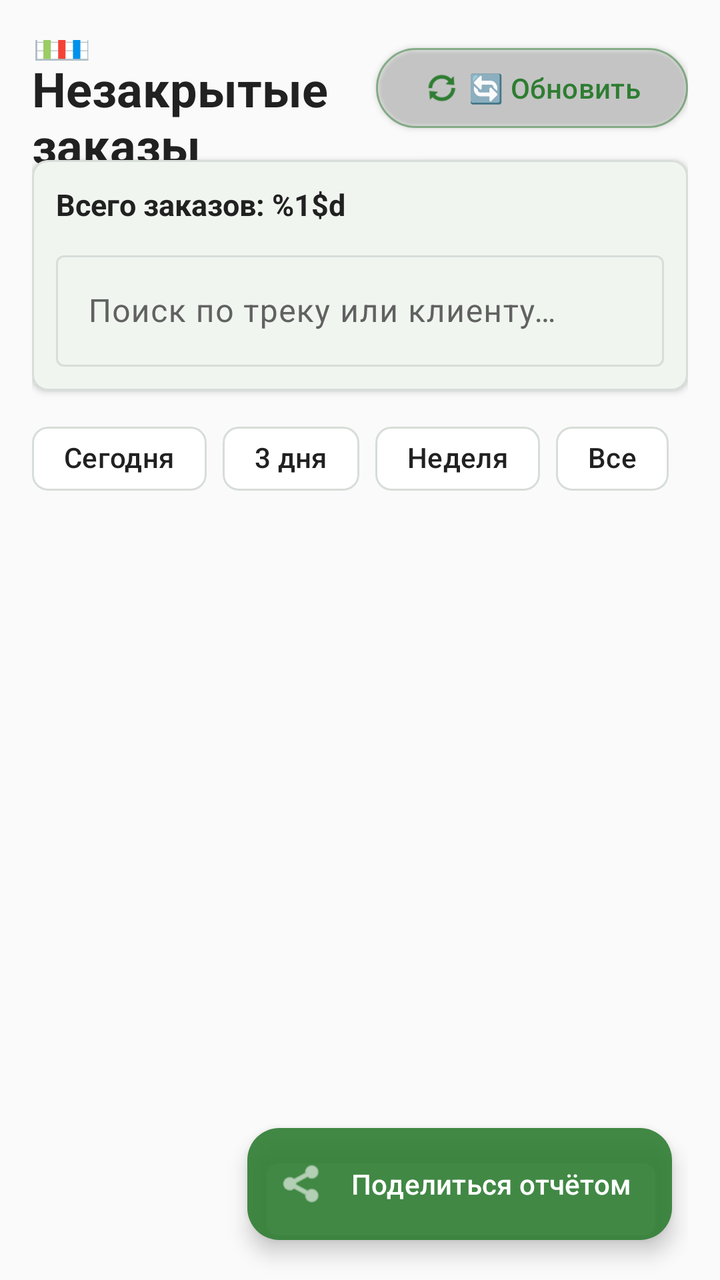
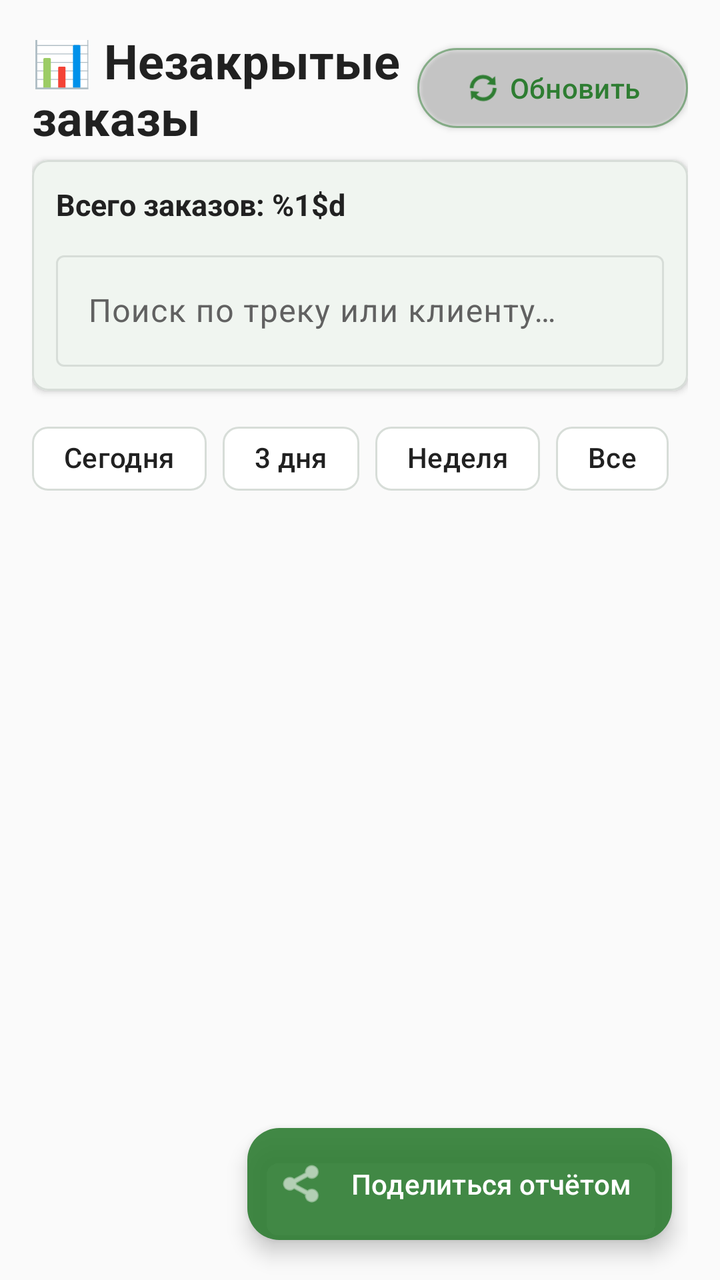

Screens rendered from an Android XML layout before and after an edit, with the pre-edit source and the edit as a unified diff.
<!-- AndroidManifest.xml: application theme Theme.FastScan -->
<!-- res/layout/fragment_unpacked_orders.xml -->
<?xml version="1.0" encoding="utf-8"?>
<androidx.constraintlayout.widget.ConstraintLayout xmlns:android="http://schemas.android.com/apk/res/android"
    xmlns:app="http://schemas.android.com/apk/res-auto"
    android:layout_width="match_parent"
    android:layout_height="match_parent"
    android:background="@color/app_background"
    android:paddingStart="16dp"
    android:paddingTop="20dp"
    android:paddingEnd="16dp">

    <TextView
        android:id="@+id/tvTitle"
        android:layout_width="0dp"
        android:layout_height="wrap_content"
        android:text="@string/unpacked_orders_title"
        android:textColor="@color/app_text_primary"
        android:textSize="24sp"
        android:textStyle="bold"
        app:layout_constraintBottom_toBottomOf="@id/btnRefresh"
        app:layout_constraintEnd_toStartOf="@id/btnRefresh"
        app:layout_constraintStart_toStartOf="parent"
        app:layout_constraintTop_toTopOf="@id/btnRefresh" />

    <com.google.android.material.button.MaterialButton
        android:id="@+id/btnRefresh"
        style="@style/Widget.Material3.Button.OutlinedButton"
        android:layout_width="wrap_content"
        android:layout_height="wrap_content"
        android:elevation="2dp"
        android:text="@string/refresh"
        android:textAllCaps="false"
        app:icon="@android:drawable/ic_popup_sync"
        app:iconGravity="textStart"
        app:iconTint="@color/app_primary"
        app:layout_constraintEnd_toEndOf="parent"
        app:layout_constraintTop_toTopOf="parent"
        app:strokeColor="@color/action_button_outline" />

    <com.google.android.material.card.MaterialCardView
        android:id="@+id/cardSearch"
        android:layout_width="0dp"
        android:layout_height="wrap_content"
        android:layout_marginTop="12dp"
        app:cardBackgroundColor="@color/app_surface"
        app:cardCornerRadius="8dp"
        app:cardElevation="2dp"
        app:layout_constraintEnd_toEndOf="parent"
        app:layout_constraintStart_toStartOf="parent"
        app:layout_constraintTop_toBottomOf="@id/btnRefresh"
        app:strokeColor="@color/card_stroke"
        app:strokeWidth="1dp">

        <LinearLayout
            android:layout_width="match_parent"
            android:layout_height="wrap_content"
            android:orientation="vertical"
            android:padding="12dp">

            <TextView
                android:id="@+id/tvCount"
                android:layout_width="match_parent"
                android:layout_height="wrap_content"
                android:text="@string/unpacked_count_default"
                android:textColor="@color/app_text_primary"
                android:textSize="15sp"
                android:textStyle="bold" />

            <com.google.android.material.textfield.TextInputLayout
                style="@style/Widget.Material3.TextInputLayout.OutlinedBox"
                android:layout_width="match_parent"
                android:layout_height="wrap_content"
                android:layout_marginTop="10dp"
                android:hint="@string/search_hint">

                <com.google.android.material.textfield.TextInputEditText
                    android:id="@+id/etSearch"
                    android:layout_width="match_parent"
                    android:layout_height="wrap_content"
                    android:imeOptions="actionSearch"
                    android:inputType="text" />

            </com.google.android.material.textfield.TextInputLayout>

        </LinearLayout>
    </com.google.android.material.card.MaterialCardView>

    <HorizontalScrollView
        android:id="@+id/scrollDateFilters"
        android:layout_width="0dp"
        android:layout_height="wrap_content"
        android:layout_marginTop="10dp"
        android:clipToPadding="false"
        android:overScrollMode="never"
        android:scrollbars="none"
        app:layout_constraintEnd_toEndOf="parent"
        app:layout_constraintStart_toStartOf="parent"
        app:layout_constraintTop_toBottomOf="@id/cardSearch">

        <com.google.android.material.chip.ChipGroup
            android:id="@+id/chipGroupDate"
            android:layout_width="wrap_content"
            android:layout_height="wrap_content"
            app:singleSelection="true">

            <com.google.android.material.chip.Chip
                android:id="@+id/chipToday"
                android:layout_width="wrap_content"
                android:layout_height="wrap_content"
                android:checked="true"
                android:text="@string/today" />

            <com.google.android.material.chip.Chip
                android:id="@+id/chip3Days"
                android:layout_width="wrap_content"
                android:layout_height="wrap_content"
                android:text="@string/last_3_days" />

            <com.google.android.material.chip.Chip
                android:id="@+id/chipWeek"
                android:layout_width="wrap_content"
                android:layout_height="wrap_content"
                android:text="@string/last_week" />

            <com.google.android.material.chip.Chip
                android:id="@+id/chipAll"
                android:layout_width="wrap_content"
                android:layout_height="wrap_content"
                android:text="@string/all_time" />

        </com.google.android.material.chip.ChipGroup>
    </HorizontalScrollView>

    <androidx.recyclerview.widget.RecyclerView
        android:id="@+id/rvUnpacked"
        android:layout_width="0dp"
        android:layout_height="0dp"
        android:layout_marginTop="8dp"
        android:clipToPadding="false"
        android:paddingBottom="96dp"
        app:layout_constraintBottom_toBottomOf="parent"
        app:layout_constraintEnd_toEndOf="parent"
        app:layout_constraintStart_toStartOf="parent"
        app:layout_constraintTop_toBottomOf="@id/scrollDateFilters" />

    <ProgressBar
        android:id="@+id/progressBar"
        android:layout_width="wrap_content"
        android:layout_height="wrap_content"
        android:visibility="gone"
        app:layout_constraintBottom_toBottomOf="parent"
        app:layout_constraintEnd_toEndOf="parent"
        app:layout_constraintStart_toStartOf="parent"
        app:layout_constraintTop_toTopOf="parent" />

    <TextView
        android:id="@+id/tvEmptyState"
        android:layout_width="0dp"
        android:layout_height="wrap_content"
        android:gravity="center"
        android:text="@string/no_unpacked_orders"
        android:textColor="@color/app_text_secondary"
        android:textSize="16sp"
        android:visibility="gone"
        app:layout_constraintBottom_toBottomOf="parent"
        app:layout_constraintEnd_toEndOf="parent"
        app:layout_constraintStart_toStartOf="parent"
        app:layout_constraintTop_toBottomOf="@id/scrollDateFilters" />

    <com.google.android.material.floatingactionbutton.ExtendedFloatingActionButton
        android:id="@+id/btnShareReport"
        android:layout_width="wrap_content"
        android:layout_height="wrap_content"
        android:layout_marginEnd="8dp"
        android:layout_marginBottom="20dp"
        android:elevation="8dp"
        android:text="@string/share_report"
        android:textColor="@color/action_button_text"
        app:backgroundTint="@color/action_button_background"
        app:icon="@android:drawable/ic_menu_share"
        app:iconTint="@color/action_button_text"
        app:layout_constraintBottom_toBottomOf="parent"
        app:layout_constraintEnd_toEndOf="parent" />

</androidx.constraintlayout.widget.ConstraintLayout>
<!-- resources referenced by this layout -->
<resources>
  <color name="action_button_background">#E62E7D32</color>
  <color name="action_button_outline">#802E7D32</color>
  <color name="action_button_text">#FFFFFF</color>
  <color name="app_background">#FAFAFA</color>
  <color name="app_primary">#2E7D32</color>
  <color name="app_surface">#FFFFFF</color>
  <color name="app_text_primary">#212121</color>
  <color name="app_text_secondary">#616161</color>
  <color name="card_stroke">#D7DDD8</color>
  <string name="all_time">Все</string>
  <string name="last_3_days">3 дня</string>
  <string name="last_week">Неделя</string>
  <string name="no_unpacked_orders">Нет незакрытых заказов</string>
  <string name="refresh">🔄 Обновить</string>
  <string name="search_hint">Поиск по треку или клиенту…</string>
  <string name="share_report">Поделиться отчётом</string>
  <string name="today">Сегодня</string>
  <string name="unpacked_count_default">Всего заказов: <b>%1$d</b></string>
  <string name="unpacked_orders_title">📊 Незакрытые заказы</string>
  <style name="Theme.FastScan" parent="Theme.Material3.DayNight.NoActionBar">
  
          
          <item name="colorPrimary">@color/app_primary</item>
          <item name="colorPrimaryVariant">@color/app_primary_dark</item>
          <item name="colorOnPrimary">@color/app_on_primary</item>
  
          <item name="colorSecondary">@color/app_primary</item>
          <item name="colorOnSecondary">@color/app_on_primary</item>
          <item name="colorSurface">@color/app_surface</item>
          <item name="colorOnSurface">@color/app_text_primary</item>
          <item name="colorOnSurfaceVariant">@color/app_text_secondary</item>
          <item name="colorOutline">@color/card_stroke</item>
          <item name="android:colorBackground">@color/app_background</item>
          <item name="android:windowBackground">@color/app_background</item>
          <item name="android:navigationBarColor">@color/app_surface</item>
  
          
          <item name="android:statusBarColor">@color/app_primary_dark</item>
          <item name="android:windowLightStatusBar">false</item>
  
      </style>
  <color name="app_primary_dark">#1B5E20</color>
  <color name="app_on_primary">#FFFFFF</color>
</resources>

<!-- the commit's change to res/layout/fragment_unpacked_orders.xml (unified diff, before → after) -->
@@ -91,6 +91,7 @@
         android:layout_marginTop="10dp"
         android:clipToPadding="false"
         android:overScrollMode="never"
+        android:paddingEnd="16dp"
         android:scrollbars="none"
         app:layout_constraintEnd_toEndOf="parent"
         app:layout_constraintStart_toStartOf="parent"
@@ -100,6 +101,8 @@
             android:id="@+id/chipGroupDate"
             android:layout_width="wrap_content"
             android:layout_height="wrap_content"
+            android:clipToPadding="false"
+            android:paddingEnd="16dp"
             app:singleSelection="true">
 
             <com.google.android.material.chip.Chip
<!-- resource entries referenced after the edit -->
@@ -13,7 +13,7 @@
   <string name="last_3_days">3 дня</string>
   <string name="last_week">Неделя</string>
   <string name="no_unpacked_orders">Нет незакрытых заказов</string>
-  <string name="refresh">🔄 Обновить</string>
+  <string name="refresh">Обновить</string>
   <string name="search_hint">Поиск по треку или клиенту…</string>
   <string name="share_report">Поделиться отчётом</string>
   <string name="today">Сегодня</string>
